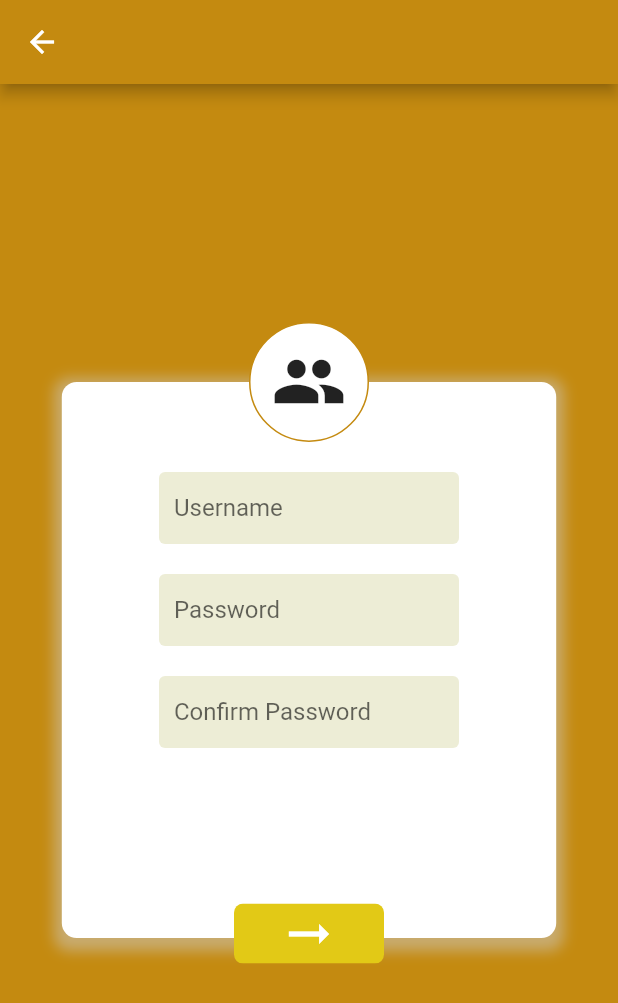
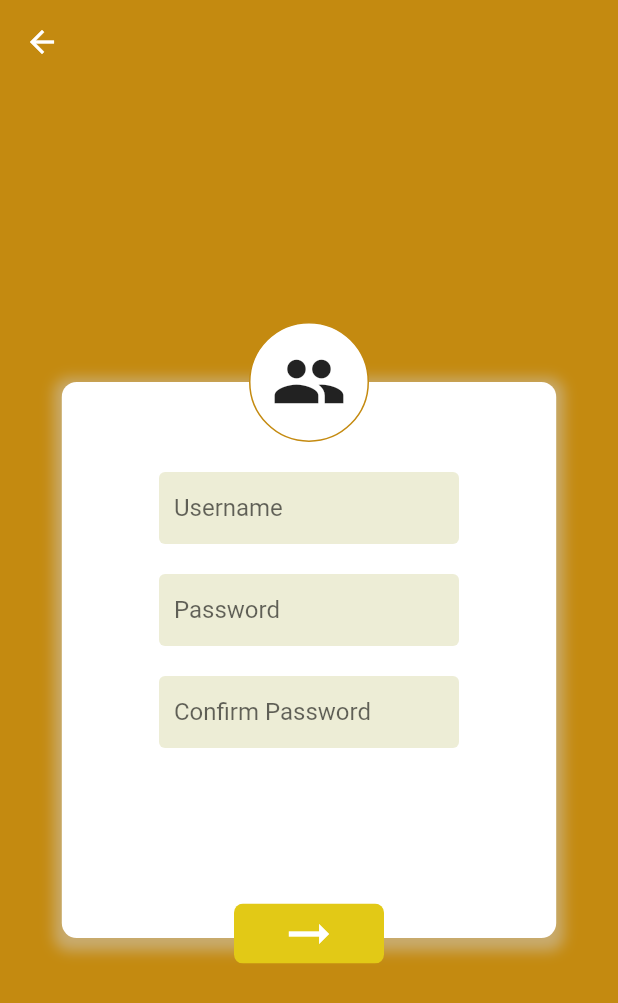
Before and after one commit to martin-monchal/trop_dart, a Flutter app: the screen it shows after launch, after a tap on "REGISTER", on a phone screen of 412 x 824 dp. Shown: the top 1003 px of the screen. Run offline on Flutter 3.47's test engine with Material 2 defaults, Android fonts, the phone set to English and light mode, and no system bars; drawn by our look-alikes of overlay_support; our stand-ins replace device_info, get_it, hive, hive_flutter, modal_bottom_sheet, shared_preferences; accounts and stored records are empty; generated files the repository leaves out were written again.

```diff
--- a/lib/ui/app.dart
+++ b/lib/ui/app.dart
@@ -25,7 +25,9 @@ class AppState extends State<App> {
     ),
   ];
 
-  AppState() {
+  @override
+  void initState() {
+    super.initState();
     tabs.asMap().forEach((int index, TabItem tab) {
       tab.setIndex(index);
     });
--- a/lib/ui/resources/app_colors.dart
+++ b/lib/ui/resources/app_colors.dart
@@ -12,6 +12,7 @@ class AppColors {
   static const Color _darkGrey = Color(0xFF5B5C53);
   static const Color _yellow = Color(0xFFE2C916);
   static const Color _red = Color(0xFFD31717);
+  static const Color _black = Color(0xFF000000);
 
   /// END Theme colors
 
@@ -30,4 +31,6 @@ class AppColors {
   static Color get itemListBorder => _grey;
 
   static Color get textColorGrey => _darkGrey;
+
+  static Color get black => _black;
 }
--- a/lib/ui/screens/auth/login/components/login_body.dart
+++ b/lib/ui/screens/auth/login/components/login_body.dart
@@ -10,6 +10,14 @@ class LoginBody extends StatelessWidget {
         child: Stack(
           overflow: Overflow.visible,
           children: <Widget>[
+            Container(
+              margin: const EdgeInsetsDirectional.only(top: 60.0),
+              alignment: Alignment.center,
+              child: Text(
+                'Login',
+                style: TextStyle(fontWeight: FontWeight.bold, fontSize: 30.0),
+              ),
+            ),
             Positioned(
                 top: MediaQuery.of(context).size.height * 0.5,
                 child: SizedBox(
@@ -21,21 +29,12 @@ class LoginBody extends StatelessWidget {
                     ),
                   ),
                 )),
-            Align(
-              alignment: Alignment.center,
-              child: Column(
-                crossAxisAlignment: CrossAxisAlignment.center,
-                children: <Widget>[
-                  const SizedBox(height: 20.0),
-                  Text(
-                    'Login',
-                    style: TextStyle(fontWeight: FontWeight.bold, fontSize: 20),
-                  ),
-                  const SizedBox(height: 80.0),
-                  LoginContainer(),
-                ],
-              ),
-            ),
+            SizedBox(
+                height: MediaQuery.of(context).size.height,
+                width: MediaQuery.of(context).size.width,
+                child: Center(
+                  child: LoginContainer(),
+                )),
           ],
         ),
       ),
--- a/lib/ui/screens/auth/login/components/login_container.dart
+++ b/lib/ui/screens/auth/login/components/login_container.dart
@@ -1,3 +1,5 @@
+import 'dart:math' as math;
+
 import 'package:flutter/cupertino.dart';
 import 'package:flutter/material.dart';
 import 'package:overlay_support/overlay_support.dart';
@@ -8,6 +10,10 @@ import 'package:trop_dart/ui/screens/routes.dart';
 import 'package:trop_dart/ui/screens/shared/components/login_confirm_button.dart';
 import 'package:trop_dart/ui/screens/shared/components/textfield.dart';
 import 'package:trop_dart/ui/screens/shared/model/profile_user.dart';
+
+double _getHeightContainer(BuildContext context) {
+  return math.max(300.0, MediaQuery.of(context).size.height * 0.40);
+}
 
 class LoginContainer extends StatefulWidget {
   @override
@@ -29,7 +35,7 @@ class _LoginContainerState extends State<LoginContainer> {
   Widget build(BuildContext context) {
     final user = Provider.of<ProfileUser>(context);
     return Container(
-      height: MediaQuery.of(context).size.height * 0.45,
+      height: _getHeightContainer(context),
       width: MediaQuery.of(context).size.width * 0.80,
       decoration: BoxDecoration(
         color: AppColors.white,
@@ -72,7 +78,7 @@ class _LoginContainerState extends State<LoginContainer> {
                     hidePassword: true,
                   ),
                 ),
-                const SizedBox(height: 20.0),
+                const SizedBox(height: 30.0),
                 InkWell(
                   onTap: () =>
                       Navigator.of(context).pushNamed(AppRoutes.routeRegister),
--- a/lib/ui/screens/auth/register/components/register_body.dart
+++ b/lib/ui/screens/auth/register/components/register_body.dart
@@ -1,3 +1,5 @@
+import 'dart:math' as math;
+
 import 'package:flutter/cupertino.dart';
 import 'package:flutter/material.dart';
 import 'package:overlay_support/overlay_support.dart';
@@ -8,6 +10,10 @@ import 'package:trop_dart/ui/screens/routes.dart';
 import 'package:trop_dart/ui/screens/shared/components/login_confirm_button.dart';
 import 'package:trop_dart/ui/screens/shared/components/textfield.dart';
 import 'package:trop_dart/ui/screens/shared/model/profile_user.dart';
+
+double _getHeightContainer(BuildContext context) {
+  return math.max(300.0, MediaQuery.of(context).size.height * 0.45);
+}
 
 class RegisterBody extends StatefulWidget {
   @override
@@ -48,7 +54,7 @@ class _RegisterBodyState extends State<RegisterBody> {
 
     return Center(
       child: Container(
-        height: MediaQuery.of(context).size.height * 0.45,
+        height: _getHeightContainer(context),
         width: MediaQuery.of(context).size.width * 0.80,
         decoration: loginContainerDecoration,
         child: Stack(
--- a/lib/ui/screens/auth/register/register_screen.dart
+++ b/lib/ui/screens/auth/register/register_screen.dart
@@ -7,7 +7,10 @@ class RegisterScreen extends StatelessWidget {
   @override
   Widget build(BuildContext context) {
     return Scaffold(
-      appBar: AppBar(leading: BackButton(color: AppColors.white)),
+      appBar: AppBar(
+        leading: BackButton(color: AppColors.white),
+        elevation: 0,
+      ),
       backgroundColor: Theme.of(context).primaryColor,
       body: RegisterBody(),
     );
--- a/lib/ui/screens/shared/model/navigation/tab_item.dart
+++ b/lib/ui/screens/shared/model/navigation/tab_item.dart
@@ -19,7 +19,7 @@ class TabItem {
     _index = i;
   }
 
-  int getIndex() => _index;
+  int get index => _index;
 
   Widget get page {
     return Visibility(
```
Also changed, not shown: lib/ui/screens/homepage/homepage_screen.dart (+9 -1 lines), lib/ui/screens/profile/components/bottom_profile_button.dart (+3 -7 lines), lib/ui/screens/profile/components/profile_bottom_sheet.dart (added, +69 -0 lines), lib/ui/screens/profile/profile_screen.dart (+10 -3 lines), lib/ui/screens/shared/model/navigation/bottom_navigation_bar.dart (+4 -5 lines), pubspec.yaml (+10 -0 lines), pubspec.lock, res/images/ic_launcher.png (added), 23 other files.
